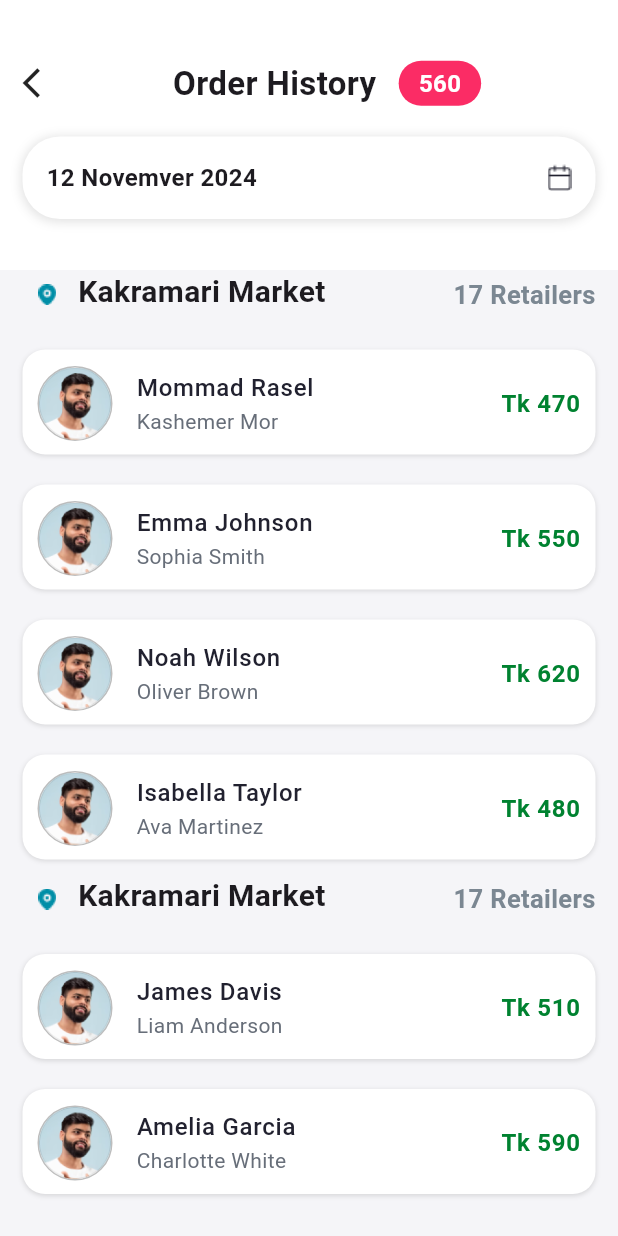
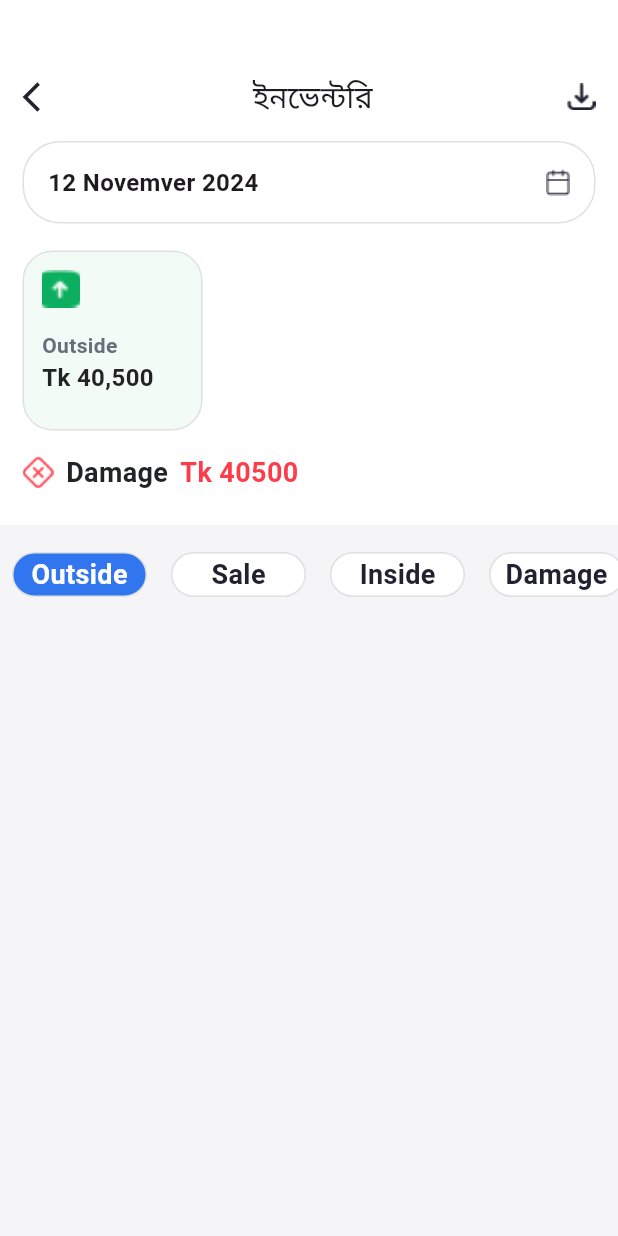
Before and after one commit to limonOSD/newflutterproject, a Flutter app: the screen it shows after launch, on a phone screen of 412 x 824 dp. Run offline on Flutter 3.47's test engine with Material 3 defaults, Android fonts, the phone set to English and light mode, and no system bars; our stand-ins replace device_preview, get.

Commit message:
inventory half

```diff
--- a/lib/app.dart
+++ b/lib/app.dart
@@ -1,6 +1,6 @@
 import 'package:flutter/material.dart';
 import 'package:get/get.dart';
-import 'package:newflutterproject/screen/order_history_screen.dart';
+import 'package:newflutterproject/screen/product_inventory_screen.dart';
 
 import 'package:newflutterproject/theme.dart';
 
@@ -10,7 +10,7 @@ class NewFlutterproject extends StatelessWidget {
   @override
   Widget build(BuildContext context) {
     return GetMaterialApp(
-      home: OrderHistoryScreen(),
+      home: const ProductInventoryScreen(),
       theme: lightThemeData,
     );
   }
--- a/lib/screen/order_history_screen.dart
+++ b/lib/screen/order_history_screen.dart
@@ -96,66 +96,7 @@ class OrderHistoryScreen extends StatelessWidget {
                         shrinkWrap: true,
                         physics: const NeverScrollableScrollPhysics(),
                         itemBuilder: (context, orderIndex) {
-                          final order = market.orders[orderIndex];
-                          return Padding(
-                            padding: const EdgeInsets.symmetric(vertical: 10),
-                            child: Container(
-                              height: 70,
-                              width: double.infinity,
-                              decoration: BoxDecoration(
-                                color: const Color(0xffFFFFFF),
-                                borderRadius: const BorderRadius.all(
-                                  Radius.circular(15),
-                                ),
-                                boxShadow: [
-                                  BoxShadow(
-                                    color:
-                                        Colors.grey.shade700.withOpacity(0.2),
-                                    spreadRadius: 0,
-                                    blurRadius: 2,
-                                    offset: const Offset(0, 1),
-                                  ),
-                                ],
-                              ),
-                              child: ListTile(
-                                contentPadding:
-                                    const EdgeInsets.symmetric(horizontal: 10),
-                                leading: Container(
-                                  width: 50,
-                                  height: 50,
-                                  decoration: BoxDecoration(
-                                    color: Colors.white,
-                                    shape: BoxShape.circle,
-                                    border: Border.all(
-                                      color: Colors.grey.shade400,
-                                    ),
-                                  ),
-                                  child: Image.asset(AssetsPath.orderaddImg),
-                                ),
-                                title: Text(
-                                  order.name,
-                                  style: const TextStyle(
-                                      fontSize: 16,
-                                      fontWeight: FontWeight.w500,
-                                      color: Color(0xff21212F)),
-                                ),
-                                subtitle: Text(
-                                  order.customer,
-                                  style: const TextStyle(
-                                      fontSize: 14,
-                                      fontWeight: FontWeight.w400,
-                                      color: Color(0xff676E79)),
-                                ),
-                                trailing: Text(
-                                  'Tk ${order.amount}',
-                                  style: const TextStyle(
-                                      fontSize: 16,
-                                      fontWeight: FontWeight.w600,
-                                      color: Color(0xff008230)),
-                                ),
-                              ),
-                            ),
-                          );
+                          return const CustomerOrderTitle();
                         },
                       ),
                     ],
@@ -165,45 +106,6 @@ class OrderHistoryScreen extends StatelessWidget {
             ),
           ),
         ],
-      ),
-    );
-  }
-
-  Padding dateInfobox() {
-    return Padding(
-      padding: const EdgeInsets.symmetric(horizontal: 15),
-      child: Container(
-        height: 55,
-        width: double.infinity,
-        decoration: BoxDecoration(
-          borderRadius: const BorderRadius.all(
-            Radius.circular(25),
-          ),
-          color: const Color(0xffFFFFFF),
-          boxShadow: [
-            BoxShadow(
-                color: Colors.grey.withOpacity(0.3),
-                spreadRadius: 1,
-                blurRadius: 5,
-                offset: const Offset(0, 1))
-          ],
-        ),
-        child: Padding(
-          padding: const EdgeInsets.symmetric(horizontal: 16),
-          child: Row(
-            mainAxisAlignment: MainAxisAlignment.spaceBetween,
-            children: [
-              const Text(
-                '12 Novemver 2024',
-                style: TextStyle(fontSize: 16, fontWeight: FontWeight.w600),
-              ),
-              Image.asset(
-                AssetsPath.calenderImg,
-                color: const Color(0xff21212F),
-              )
-            ],
-          ),
-        ),
       ),
     );
   }
@@ -254,6 +156,73 @@ class OrderHistoryScreen extends StatelessWidget {
   }
 }
 
+class CustomerOrderTitle extends StatelessWidget {
+  const CustomerOrderTitle({
+    super.key,
+  });
+
+  @override
+  Widget build(BuildContext context) {
+    return Padding(
+      padding: const EdgeInsets.symmetric(vertical: 10),
+      child: Container(
+        height: 70,
+        width: double.infinity,
+        decoration: BoxDecoration(
+          color: const Color(0xffFFFFFF),
+          borderRadius: const BorderRadius.all(
+            Radius.circular(15),
+          ),
+          boxShadow: [
+            BoxShadow(
+              color: Colors.grey.shade700.withOpacity(0.2),
+              spreadRadius: 0,
+              blurRadius: 2,
+              offset: const Offset(0, 1),
+            ),
+          ],
+        ),
+        child: ListTile(
+          contentPadding: const EdgeInsets.symmetric(horizontal: 10),
+          leading: Container(
+            width: 50,
+            height: 50,
+            decoration: BoxDecoration(
+              color: Colors.white,
+              shape: BoxShape.circle,
+              border: Border.all(
+                color: Colors.grey.shade400,
+              ),
+            ),
+            child: Image.asset(AssetsPath.orderaddImg),
+          ),
+          title: const Text(
+            'Rashel Ahmed',
+            style: TextStyle(
+                fontSize: 16,
+                fontWeight: FontWeight.w500,
+                color: Color(0xff21212F)),
+          ),
+          subtitle: const Text(
+            'CustomerName',
+            style: TextStyle(
+                fontSize: 14,
+                fontWeight: FontWeight.w400,
+                color: Color(0xff676E79)),
+          ),
+          trailing: const Text(
+            'Tk 400',
+            style: TextStyle(
+                fontSize: 16,
+                fontWeight: FontWeight.w600,
+                color: Color(0xff008230)),
+          ),
+        ),
+      ),
+    );
+  }
+}
+
 class Market {
   final String title;
   final int retailers;
@@ -270,3 +239,35 @@ class OrderDetail {
   OrderDetail(
       {required this.name, required this.customer, required this.amount});
 }
+
+Padding dateInfobox() {
+  return Padding(
+    padding: const EdgeInsets.symmetric(horizontal: 15),
+    child: Container(
+      height: 55,
+      width: double.infinity,
+      decoration: BoxDecoration(
+          borderRadius: const BorderRadius.all(
+            Radius.circular(25),
+          ),
+          color: const Color(0xffFFFFFF),
+          border: Border.all(color: Colors.grey.shade300)),
+      child: Padding(
+        padding: const EdgeInsets.symmetric(horizontal: 16),
+        child: Row(
+          mainAxisAlignment: MainAxisAlignment.spaceBetween,
+          children: [
+            const Text(
+              '12 Novemver 2024',
+              style: TextStyle(fontSize: 16, fontWeight: FontWeight.w600),
+            ),
+            Image.asset(
+              AssetsPath.calenderImg,
+              color: const Color(0xff21212F),
+            )
+          ],
+        ),
+      ),
+    ),
+  );
+}
--- /dev/null
+++ b/lib/screen/product_inventory_screen.dart
@@ -0,0 +1,194 @@
+import 'package:flutter/material.dart';
+import 'package:get/get.dart';
+import 'package:newflutterproject/screen/order_history_screen.dart';
+import 'package:newflutterproject/screen/product_summary.dart';
+import 'package:newflutterproject/utilities/assets_path.dart';
+
+class ProductInventoryScreen extends StatefulWidget {
+  const ProductInventoryScreen({super.key});
+
+  @override
+  State<ProductInventoryScreen> createState() => _ProductInventoryScreenState();
+}
+
+class _ProductInventoryScreenState extends State<ProductInventoryScreen> {
+  RxInt selectedIndex = 0.obs;
+  List<String> textlist = ['Outside', 'Sale', 'Inside', 'Damage'];
+  @override
+  Widget build(BuildContext context) {
+    return Scaffold(
+      backgroundColor: const Color(0xFFF5F5F8),
+      body: Column(
+        children: [
+          Container(
+            height: 350,
+            width: double.infinity,
+            color: const Color(0xffFFFFFF),
+            child: Column(
+              crossAxisAlignment: CrossAxisAlignment.start,
+              children: [
+                Padding(
+                  padding: const EdgeInsets.only(top: 50, left: 15, right: 15),
+                  child: PageHeader(
+                    text: 'ইনভেন্টরি',
+                  ),
+                ),
+                const SizedBox(
+                  height: 15,
+                ),
+                dateInfobox(),
+                const SizedBox(
+                  height: 18,
+                ),
+                const InfoCard(),
+                const SizedBox(
+                  height: 15,
+                ),
+                damageDetails()
+              ],
+            ),
+          ),
+          const SizedBox(
+            height: 10,
+          ),
+          SizedBox(
+            height: 50,
+            width: double.infinity,
+            child: ListView.builder(
+                shrinkWrap: true,
+                scrollDirection: Axis.horizontal,
+                itemCount: 6,
+                itemBuilder: (context, index) {
+                  return Column(
+                    children: [
+                      Padding(
+                        padding: const EdgeInsets.all(8.0),
+                        child: Obx(
+                          () => GestureDetector(
+                            onTap: () {
+                              selectedIndex.value = index;
+                            },
+                            child: Container(
+                              height: 30,
+                              width: 90,
+                              decoration: BoxDecoration(
+                                color: selectedIndex.value == index
+                                    ? const Color(0xff3175ef)
+                                    : const Color(0xffFFFFFF),
+                                border: Border.all(color: Colors.grey.shade300),
+                                borderRadius: const BorderRadius.all(
+                                  Radius.circular(20),
+                                ),
+                              ),
+                              child: Center(
+                                child: Text(
+                                  textlist[index],
+                                  style: TextStyle(
+                                      fontSize: 18,
+                                      fontWeight: FontWeight.w600,
+                                      color: selectedIndex.value == index
+                                          ? const Color(0xffFFFFFF)
+                                          : const Color(0xff21212f)),
+                                ),
+                              ),
+                            ),
+                          ),
+                        ),
+                      ),
+                    ],
+                  );
+                }),
+          )
+        ],
+      ),
+    );
+  }
+
+  Padding damageDetails() {
+    return Padding(
+      padding: const EdgeInsets.symmetric(horizontal: 15),
+      child: Row(
+        children: [
+          Image.asset(AssetsPath.damageImg),
+          const SizedBox(
+            width: 8,
+          ),
+          const Text(
+            'Damage',
+            style: TextStyle(
+                fontSize: 18,
+                fontWeight: FontWeight.w600,
+                color: Color(0xff212325)),
+          ),
+          const SizedBox(
+            width: 8,
+          ),
+          const Text(
+            'Tk 40500',
+            style: TextStyle(
+                fontSize: 18,
+                fontWeight: FontWeight.w600,
+                color: Color(0xffFD3C4A)),
+          ),
+        ],
+      ),
+    );
+  }
+}
+
+class InfoCard extends StatelessWidget {
+  const InfoCard({
+    super.key,
+  });
+
+  @override
+  Widget build(BuildContext context) {
+    return Padding(
+      padding: const EdgeInsets.symmetric(horizontal: 15),
+      child: Container(
+        height: 120,
+        width: 120,
+        decoration: BoxDecoration(
+          color: const Color(0xffF3FBF7),
+          borderRadius: const BorderRadius.all(
+            Radius.circular(20),
+          ),
+          border: Border.all(color: Colors.grey.shade300),
+        ),
+        child: Padding(
+          padding: const EdgeInsets.all(12.0),
+          child: Column(
+            crossAxisAlignment: CrossAxisAlignment.start,
+            children: [
+              Image.asset(
+                AssetsPath.iconImg,
+                height: 25,
+                width: 25,
+                fit: BoxFit.cover,
+              ),
+              const SizedBox(
+                height: 15,
+              ),
+              const Text(
+                'Outside',
+                style: TextStyle(
+                  fontSize: 14,
+                  fontWeight: FontWeight.w600,
+                  color: Color(0xff676E79),
+                ),
+              ),
+              const Text(
+                'Tk 40,500',
+                style: TextStyle(
+                  fontSize: 16,
+                  fontWeight: FontWeight.w600,
+                  color: Color(0xff212325),
+                ),
+              ),
+            ],
+          ),
+        ),
+      ),
+    );
+  }
+}
--- a/lib/screen/product_summary.dart
+++ b/lib/screen/product_summary.dart
@@ -1,3 +1,5 @@
+// ignore_for_file: must_be_immutable
+
 import 'package:flutter/material.dart';
 import 'package:newflutterproject/screen/cart_screen.dart';
 import 'package:newflutterproject/utilities/assets_path.dart';
@@ -12,7 +14,9 @@ class ProductSummaryScreen extends StatelessWidget {
         padding: const EdgeInsets.only(top: 50, left: 12, right: 12),
         child: Column(
           children: [
-            pageHeader(),
+            PageHeader(
+              text: 'পণ্য সারাংশ',
+            ),
             const SizedBox(
               height: 30,
             ),
@@ -52,8 +56,14 @@ class ProductSummaryScreen extends StatelessWidget {
       ),
     );
   }
+}
 
-  Row pageHeader() {
+class PageHeader extends StatelessWidget {
+  String? text;
+  PageHeader({super.key, this.text});
+
+  @override
+  Widget build(BuildContext context) {
     return Row(
       mainAxisAlignment: MainAxisAlignment.spaceBetween,
       children: [
@@ -61,9 +71,9 @@ class ProductSummaryScreen extends StatelessWidget {
           Icons.arrow_back_ios,
           color: Color(0xff21212F),
         ),
-        const Text(
-          'পণ্য সারাংশ',
-          style: TextStyle(fontSize: 20, fontWeight: FontWeight.w500),
+        Text(
+          text!,
+          style: const TextStyle(fontSize: 20, fontWeight: FontWeight.w500),
         ),
         Image.asset(
           AssetsPath.downloadImg,
--- a/lib/utilities/assets_path.dart
+++ b/lib/utilities/assets_path.dart
@@ -19,4 +19,6 @@ class AssetsPath {
   static const calenderImg = '$imagePath/calender.png';
   static const pdfDownloderImg = '$imagePath/pdfdownloader.png';
   static const locatonImg = '$imagePath/location.png';
+  static const iconImg = '$imagePath/icon.png';
+  static const damageImg = '$imagePath/damage.png';
 }
```
Also changed, not shown: assets/images/damage.png (added), assets/images/icon.png (added).
